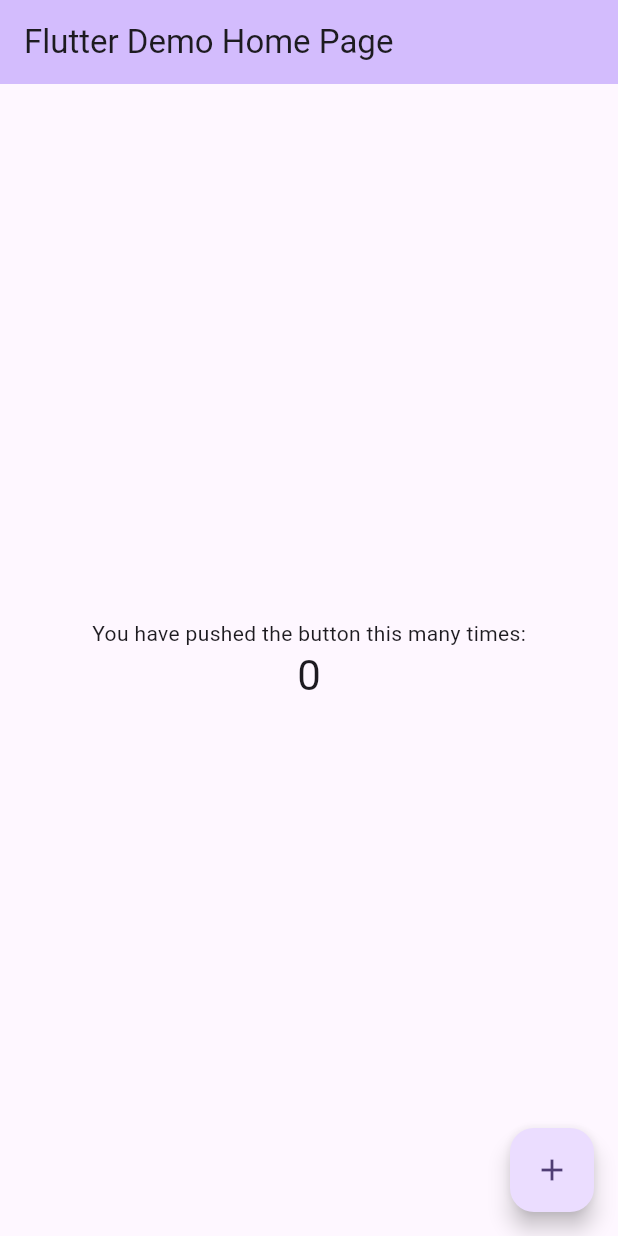
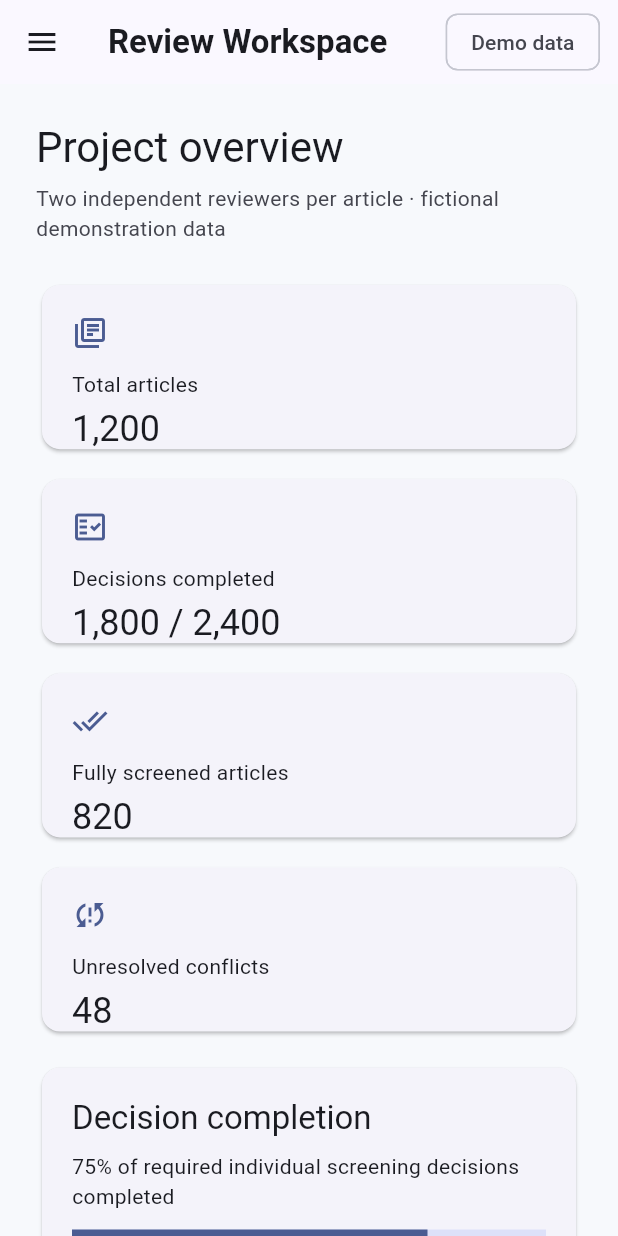
Before and after one commit to johnklint81/review-workspace, a Flutter app: the screen it shows after launch, on a phone screen of 412 x 824 dp. Run offline on Flutter 3.47's test engine with Material 3 defaults, Android fonts, the phone set to English and light mode, and no system bars; our stand-ins replace material_ui.

Commit message:
Add modular dashboard and navigation

```diff
--- /dev/null
+++ b/lib/app/app.dart
@@ -0,0 +1,82 @@
+import 'package:material_ui/material_ui.dart';
+import '../screens/pages.dart';
+
+class ReviewWorkspaceApp extends StatelessWidget {
+  const ReviewWorkspaceApp({super.key});
+
+  @override
+  Widget build(BuildContext context) => MaterialApp(
+        title: 'Review Workspace',
+        debugShowCheckedModeBanner: false,
+        theme: ThemeData(
+          useMaterial3: true,
+          colorScheme: ColorScheme.fromSeed(seedColor: const Color(0xFF2563EB)),
+          scaffoldBackgroundColor: const Color(0xFFF7F9FC),
+        ),
+        home: const WorkspaceShell(),
+      );
+}
+
+class WorkspaceShell extends StatefulWidget {
+  const WorkspaceShell({super.key});
+  @override
+  State<WorkspaceShell> createState() => _WorkspaceShellState();
+}
+
+class _WorkspaceShellState extends State<WorkspaceShell> {
+  int selected = 0;
+  static const titles = ['Dashboard', 'Import', 'Articles', 'Conflicts', 'Statistics'];
+  static const icons = [
+    Icons.dashboard_outlined, Icons.upload_file_outlined,
+    Icons.article_outlined, Icons.forum_outlined, Icons.bar_chart_outlined,
+  ];
+
+  Widget get page => switch (selected) {
+        0 => const DashboardPage(),
+        1 => const ImportPage(),
+        2 => const ArticlesPage(),
+        3 => const ConflictsPage(),
+        _ => const StatisticsPage(),
+      };
+
+  @override
+  Widget build(BuildContext context) {
+    final width = MediaQuery.sizeOf(context).width;
+    final wide = width >= 800;
+    return Scaffold(
+      appBar: AppBar(
+        title: const Text('Review Workspace', style: TextStyle(fontWeight: FontWeight.w700)),
+        actions: const [
+          Padding(
+            padding: EdgeInsets.only(right: 12),
+            child: Center(child: Chip(label: Text('Demo data'))),
+          ),
+        ],
+      ),
+      drawer: wide ? null : Drawer(
+        child: SafeArea(child: ListView(children: [
+          const ListTile(title: Text('Navigation')),
+          for (var i = 0; i < titles.length; i++)
+            ListTile(
+              leading: Icon(icons[i]), title: Text(titles[i]),
+              selected: i == selected,
+              onTap: () { setState(() => selected = i); Navigator.pop(context); },
+            ),
+        ])),
+      ),
+      body: Row(children: [
+        if (wide) NavigationRail(
+          backgroundColor: Colors.white,
+          extended: width >= 1100,
+          selectedIndex: selected,
+          onDestinationSelected: (index) => setState(() => selected = index),
+          destinations: [
+            for (var i = 0; i < titles.length; i++)
+              NavigationRailDestination(icon: Icon(icons[i]), label: Text(titles[i])),
+          ],
+        ),
+        Expanded(child: page),
+      ]),
+    );
+  }
+}
--- /dev/null
+++ b/lib/data/demo_data.dart
@@ -0,0 +1,44 @@
+class ReviewArticle {
+  final String id;
+  final String title;
+  final String firstReviewer;
+  final String secondReviewer;
+  final String firstDecision;
+  final String secondDecision;
+
+  const ReviewArticle(this.id, this.title, this.firstReviewer,
+      this.secondReviewer, this.firstDecision, this.secondDecision);
+
+  bool get isComplete => firstDecision != 'Pending' && secondDecision != 'Pending';
+  bool get isConflict => isComplete && firstDecision != secondDecision;
+}
+
+class ReviewerProgress {
+  final String name;
+  final int completed;
+  final int assigned;
+  const ReviewerProgress(this.name, this.completed, this.assigned);
+}
+
+// All numbers and articles in this file are illustrative, not actual research data.
+const totalArticles = 1200;
+const requiredDecisions = 2400;
+const completedDecisions = 1800;
+const fullyScreenedArticles = 820;
+const openConflicts = 48;
+const awaitingArbitration = 12;
+
+const reviewers = [
+  ReviewerProgress('Author A', 680, 840),
+  ReviewerProgress('Author B', 610, 800),
+  ReviewerProgress('Author C', 510, 760),
+];
+
+const articles = [
+  ReviewArticle('A-001', 'Digital interventions and patient outcomes', 'Author A', 'Author B', 'Include', 'Include'),
+  ReviewArticle('A-002', 'A qualitative study of implementation barriers', 'Author A', 'Author C', 'Include', 'Exclude'),
+  ReviewArticle('A-003', 'Protocol for a longitudinal cohort study', 'Author B', 'Author C', 'Exclude', 'Exclude'),
+  ReviewArticle('A-004', 'Effects of structured support programmes', 'Author B', 'Author A', 'Include', 'Pending'),
+  ReviewArticle('A-005', 'An observational multi-centre analysis', 'Author C', 'Author B', 'Exclude', 'Include'),
+  ReviewArticle('A-006', 'Review of technology-assisted screening', 'Author A', 'Author C', 'Pending', 'Pending'),
+];
--- a/lib/main.dart
+++ b/lib/main.dart
@@ -1,122 +1,6 @@
-import 'package:material_ui/material_ui.dart';
+import 'package:flutter/widgets.dart';
+import 'app/app.dart';
 
-void main() {
-  runApp(const MyApp());
-}
+export 'app/app.dart' show ReviewWorkspaceApp;
 
-class MyApp extends StatelessWidget {
-  const MyApp({super.key});
-
-  // This widget is the root of your application.
-  @override
-  Widget build(BuildContext context) {
-    return MaterialApp(
-      title: 'Flutter Demo',
-      theme: ThemeData(
-        // This is the theme of your application.
-        //
-        // TRY THIS: Try running your application with "flutter run". You'll see
-        // the application has a purple toolbar. Then, without quitting the app,
-        // try changing the seedColor in the colorScheme below to Colors.green
-        // and then invoke "hot reload" (save your changes or press the "hot
-        // reload" button in a Flutter-supported IDE, or press "r" if you used
-        // the command line to start the app).
-        //
-        // Notice that the counter didn't reset back to zero; the application
-        // state is not lost during the reload. To reset the state, use hot
-        // restart instead.
-        //
-        // This works for code too, not just values: Most code changes can be
-        // tested with just a hot reload.
-        colorScheme: ColorScheme.fromSeed(seedColor: Colors.deepPurple),
-      ),
-      home: const MyHomePage(title: 'Flutter Demo Home Page'),
-    );
-  }
-}
-
-class MyHomePage extends StatefulWidget {
-  const MyHomePage({super.key, required this.title});
-
-  // This widget is the home page of your application. It is stateful, meaning
-  // that it has a State object (defined below) that contains fields that affect
-  // how it looks.
-
-  // This class is the configuration for the state. It holds the values (in this
-  // case the title) provided by the parent (in this case the App widget) and
-  // used by the build method of the State. Fields in a Widget subclass are
-  // always marked "final".
-
-  final String title;
-
-  @override
-  State<MyHomePage> createState() => _MyHomePageState();
-}
-
-class _MyHomePageState extends State<MyHomePage> {
-  int _counter = 0;
-
-  void _incrementCounter() {
-    setState(() {
-      // This call to setState tells the Flutter framework that something has
-      // changed in this State, which causes it to rerun the build method below
-      // so that the display can reflect the updated values. If we changed
-      // _counter without calling setState(), then the build method would not be
-      // called again, and so nothing would appear to happen.
-      _counter++;
-    });
-  }
-
-  @override
-  Widget build(BuildContext context) {
-    // This method is rerun every time setState is called, for instance as done
-    // by the _incrementCounter method above.
-    //
-    // The Flutter framework has been optimized to make rerunning build methods
-    // fast, so that you can just rebuild anything that needs updating rather
-    // than having to individually change instances of widgets.
-    return Scaffold(
-      appBar: AppBar(
-        // TRY THIS: Try changing the color here to a specific color (to
-        // Colors.amber, perhaps?) and trigger a hot reload to see the AppBar
-        // change color while the other colors stay the same.
-        backgroundColor: Theme.of(context).colorScheme.inversePrimary,
-        // Here we take the value from the MyHomePage object that was created by
-        // the App.build method, and use it to set our appbar title.
-        title: Text(widget.title),
-      ),
-      body: Center(
-        // Center is a layout widget. It takes a single child and positions it
-        // in the middle of the parent.
-        child: Column(
-          // Column is also a layout widget. It takes a list of children and
-          // arranges them vertically. By default, it sizes itself to fit its
-          // children horizontally, and tries to be as tall as its parent.
-          //
-          // Column has various properties to control how it sizes itself and
-          // how it positions its children. Here we use mainAxisAlignment to
-          // center the children vertically; the main axis here is the vertical
-          // axis because Columns are vertical (the cross axis would be
-          // horizontal).
-          //
-          // TRY THIS: Invoke "debug painting" (choose the "Toggle Debug Paint"
-          // action in the IDE, or press "p" in the console), to see the
-          // wireframe for each widget.
-          mainAxisAlignment: MainAxisAlignment.center,
-          children: <Widget>[
-            const Text('You have pushed the button this many times:'),
-            Text(
-              '$_counter',
-              style: Theme.of(context).textTheme.headlineMedium,
-            ),
-          ],
-        ),
-      ),
-      floatingActionButton: FloatingActionButton(
-        onPressed: _incrementCounter,
-        tooltip: 'Increment',
-        child: const Icon(Icons.add),
-      ), // This trailing comma makes auto-formatting nicer for build methods.
-    );
-  }
-}
+void main() => runApp(const ReviewWorkspaceApp());
--- /dev/null
+++ b/lib/screens/pages.dart
@@ -0,0 +1,145 @@
+import 'package:material_ui/material_ui.dart';
+import '../data/demo_data.dart';
+import '../widgets/summary_widgets.dart';
+
+class DashboardPage extends StatelessWidget {
+  const DashboardPage({super.key});
+  @override
+  Widget build(BuildContext context) => PageFrame(
+    title: 'Project overview',
+    description: 'Two independent reviewers per article · fictional demonstration data',
+    children: [
+      const ResponsiveSummaryCards(cards: [
+        SummaryCard(label: 'Total articles', value: '1,200', icon: Icons.library_books_outlined),
+        SummaryCard(label: 'Decisions completed', value: '1,800 / 2,400', icon: Icons.fact_check_outlined),
+        SummaryCard(label: 'Fully screened articles', value: '820', icon: Icons.done_all),
+        SummaryCard(label: 'Unresolved conflicts', value: '48', icon: Icons.sync_problem_outlined),
+      ]),
+      const SizedBox(height: 16),
+      Card(child: Padding(padding: const EdgeInsets.all(20), child: Column(
+        crossAxisAlignment: CrossAxisAlignment.start,
+        children: [
+          Text('Decision completion', style: Theme.of(context).textTheme.titleLarge),
+          const SizedBox(height: 8),
+          const Text('75% of required individual screening decisions completed'),
+          const SizedBox(height: 12),
+          const LinearProgressIndicator(value: completedDecisions / requiredDecisions, minHeight: 12),
+          const SizedBox(height: 12),
+          const Text('68.3% of articles have received both decisions. Conflict resolution is tracked separately.'),
+        ],
+      ))),
+      const SizedBox(height: 16),
+      const ReviewerLeaderboard(),
+    ],
+  );
+}
+
+class ImportPage extends StatelessWidget {
+  const ImportPage({super.key});
+  @override
+  Widget build(BuildContext context) => const PageFrame(
+    title: 'Import screening results',
+    description: 'Planned: CSV exports from Rayyan or ASReview.',
+    children: [
+      Card(child: Padding(padding: EdgeInsets.all(24), child: Column(
+        crossAxisAlignment: CrossAxisAlignment.start,
+        children: [
+          Icon(Icons.upload_file_outlined, size: 42),
+          SizedBox(height: 12),
+          Text('Import integration is not enabled yet.'),
+          SizedBox(height: 8),
+          Text('Upcoming steps: select a file, map its columns, preview records, match article IDs, and confirm the import. Repeat imports must not double-count decisions.'),
+        ],
+      ))),
+    ],
+  );
+}
+
+class ArticlesPage extends StatefulWidget {
+  const ArticlesPage({super.key});
+  @override
+  State<ArticlesPage> createState() => _ArticlesPageState();
+}
+
+class _ArticlesPageState extends State<ArticlesPage> {
+  String query = '';
+  @override
+  Widget build(BuildContext context) {
+    final filtered = articles.where((a) =>
+      a.title.toLowerCase().contains(query.toLowerCase()) ||
+      a.id.toLowerCase().contains(query.toLowerCase())).toList();
+    return PageFrame(
+      title: 'Articles',
+      description: 'Example articles and two independent screening decisions.',
+      children: [
+        TextField(
+          decoration: const InputDecoration(prefixIcon: Icon(Icons.search),
+            labelText: 'Search by title or article ID', border: OutlineInputBorder()),
+          onChanged: (value) => setState(() => query = value),
+        ),
+        const SizedBox(height: 16),
+        Card(child: Column(children: [
+          for (final article in filtered)
+            ListTile(
+              title: Text(article.title),
+              subtitle: Text('${article.id} · ${article.firstReviewer}: ${article.firstDecision} · ${article.secondReviewer}: ${article.secondDecision}'),
+              trailing: Chip(label: Text(article.isConflict ? 'Conflict' : article.isComplete ? 'Complete' : 'Pending')),
+              isThreeLine: true,
+            ),
+          if (filtered.isEmpty) const Padding(padding: EdgeInsets.all(20), child: Text('No matching articles.')),
+        ])),
+      ],
+    );
+  }
+}
+
+class ConflictsPage extends StatelessWidget {
+  const ConflictsPage({super.key});
+  @override
+  Widget build(BuildContext context) {
+    final demoConflicts = articles.where((a) => a.isConflict).toList();
+    return PageFrame(
+      title: 'Conflicts',
+      description: 'Discussion first; the third author arbitrates if consensus is not reached.',
+      children: [
+        const ResponsiveSummaryCards(cards: [
+          SummaryCard(label: 'Awaiting discussion', value: '48', icon: Icons.forum_outlined),
+          SummaryCard(label: 'Awaiting arbitration', value: '12', icon: Icons.gavel_outlined),
+        ]),
+        const SizedBox(height: 16),
+        Card(child: Column(children: [
+          for (final a in demoConflicts)
+            ListTile(
+              leading: const Icon(Icons.sync_problem_outlined),
+              title: Text(a.title),
+              subtitle: Text('${a.firstReviewer}: ${a.firstDecision} · ${a.secondReviewer}: ${a.secondDecision}'),
+              trailing: const Chip(label: Text('Discuss')),
+            ),
+        ])),
+        const SizedBox(height: 12),
+        const Text('Discussion notes, consensus decisions, and arbitration actions will become interactive after the backend is connected.'),
+      ],
+    );
+  }
+}
+
+class StatisticsPage extends StatelessWidget {
+  const StatisticsPage({super.key});
+  @override
+  Widget build(BuildContext context) => PageFrame(
+    title: 'Statistics',
+    description: 'Track assignment-level screening progress separately from article-level completion.',
+    children: [
+      const ResponsiveSummaryCards(cards: [
+        SummaryCard(label: 'Decision completion', value: '75%', icon: Icons.percent),
+        SummaryCard(label: 'Fully screened articles', value: '68.3%', icon: Icons.done_all),
+        SummaryCard(label: 'Open conflicts', value: '48', icon: Icons.warning_amber_outlined),
+        SummaryCard(label: 'Awaiting arbitration', value: '12', icon: Icons.gavel_outlined),
+      ]),
+      const SizedBox(height: 16),
+      const ReviewerLeaderboard(),
+      const SizedBox(height: 12),
+      const Text('Agreement rates will be calculated from articles with two recorded decisions. Resolved conflicts will retain both original decisions.'),
+    ],
+  );
+}
--- /dev/null
+++ b/lib/widgets/summary_widgets.dart
@@ -0,0 +1,84 @@
+import 'package:material_ui/material_ui.dart';
+import '../data/demo_data.dart';
+
+class PageFrame extends StatelessWidget {
+  final String title;
+  final String description;
+  final List<Widget> children;
+  const PageFrame({super.key, required this.title, required this.description, required this.children});
+
+  @override
+  Widget build(BuildContext context) => ListView(
+    padding: const EdgeInsets.all(24),
+    children: [
+      Text(title, style: Theme.of(context).textTheme.headlineMedium),
+      const SizedBox(height: 6),
+      Text(description, style: TextStyle(color: Theme.of(context).colorScheme.onSurfaceVariant)),
+      const SizedBox(height: 24),
+      ...children,
+    ],
+  );
+}
+
+class SummaryCard extends StatelessWidget {
+  final String label;
+  final String value;
+  final IconData icon;
+  const SummaryCard({super.key, required this.label, required this.value, required this.icon});
+
+  @override
+  Widget build(BuildContext context) => Card(
+    child: Padding(
+      padding: const EdgeInsets.all(20),
+      child: Column(crossAxisAlignment: CrossAxisAlignment.start, children: [
+        Icon(icon, color: Theme.of(context).colorScheme.primary),
+        const SizedBox(height: 12),
+        Text(label, style: Theme.of(context).textTheme.bodyMedium),
+        const SizedBox(height: 4),
+        Text(value, style: Theme.of(context).textTheme.headlineSmall),
+      ]),
+    ),
+  );
+}
+
+class ResponsiveSummaryCards extends StatelessWidget {
+  final List<SummaryCard> cards;
+  const ResponsiveSummaryCards({super.key, required this.cards});
+  @override
+  Widget build(BuildContext context) => LayoutBuilder(
+    builder: (context, constraints) {
+      final count = constraints.maxWidth >= 1000 ? 4 : (constraints.maxWidth >= 520 ? 2 : 1);
+      return GridView.count(
+        crossAxisCount: count, mainAxisSpacing: 12, crossAxisSpacing: 12,
+        childAspectRatio: count == 1 ? 3.1 : 1.8,
+        shrinkWrap: true, physics: const NeverScrollableScrollPhysics(),
+        children: cards,
+      );
+    },
+  );
+}
+
+class ReviewerLeaderboard extends StatelessWidget {
+  const ReviewerLeaderboard({super.key});
+  @override
+  Widget build(BuildContext context) => Card(
+    child: Padding(padding: const EdgeInsets.all(20), child: Column(
+      crossAxisAlignment: CrossAxisAlignment.start,
+      children: [
+        Text('Reviewer leaderboard', style: Theme.of(context).textTheme.titleLarge),
+        const SizedBox(height: 8),
+        const Text('Completed individual screening decisions (not unique articles).'),
+        const SizedBox(height: 16),
+        for (final reviewer in reviewers) ...[
+          Row(children: [
+            Expanded(child: Text(reviewer.name)),
+            Text('${reviewer.completed} / ${reviewer.assigned}'),
+          ]),
+          const SizedBox(height: 7),
+          LinearProgressIndicator(value: reviewer.completed / reviewer.assigned, minHeight: 8),
+          const SizedBox(height: 16),
+        ],
+      ],
+    )),
+  );
+}
```
Also changed, not shown: 1 other file.
